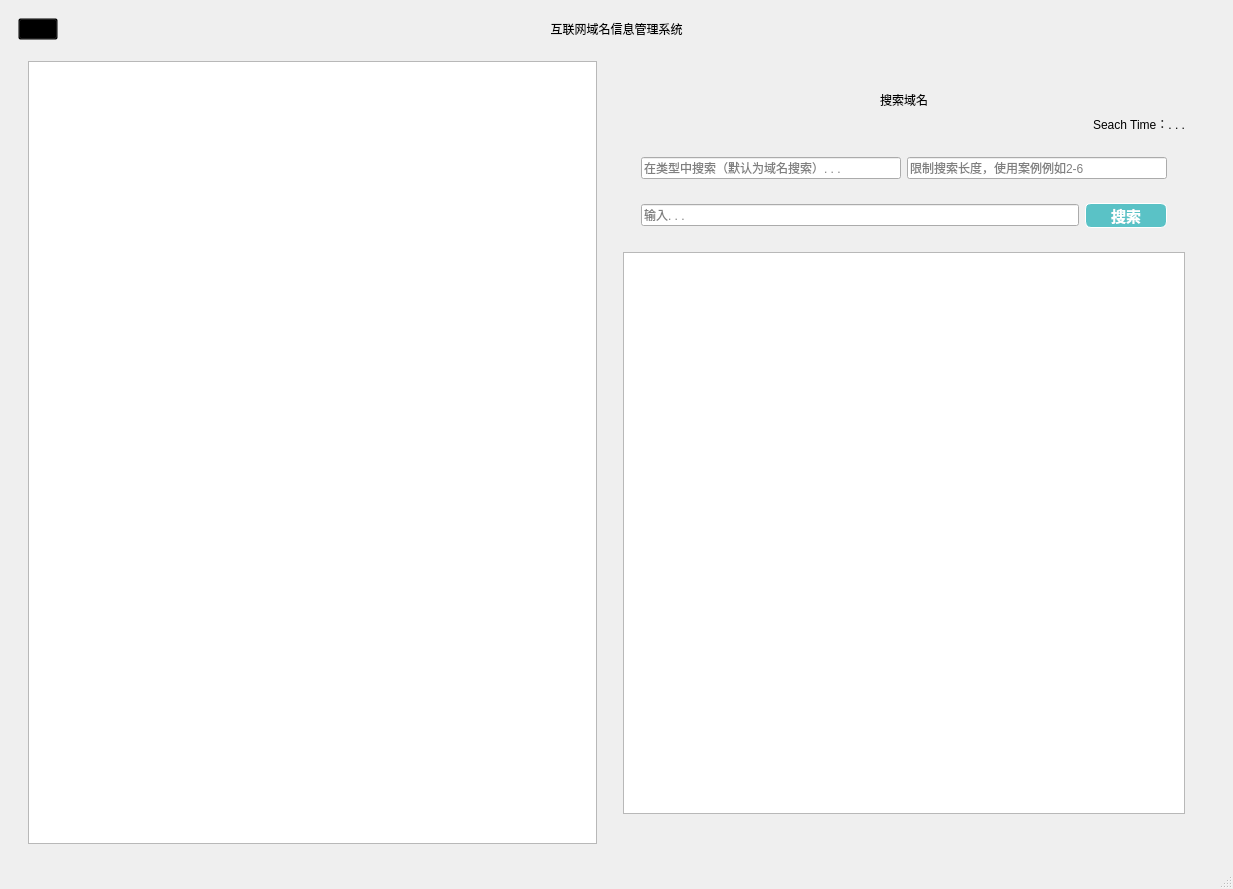
The window that src/IDNIMS.ui (Miki-Riako/Internet-Domain-Name-Information-Management-System) describes before a commit, drawn with Qt 5.
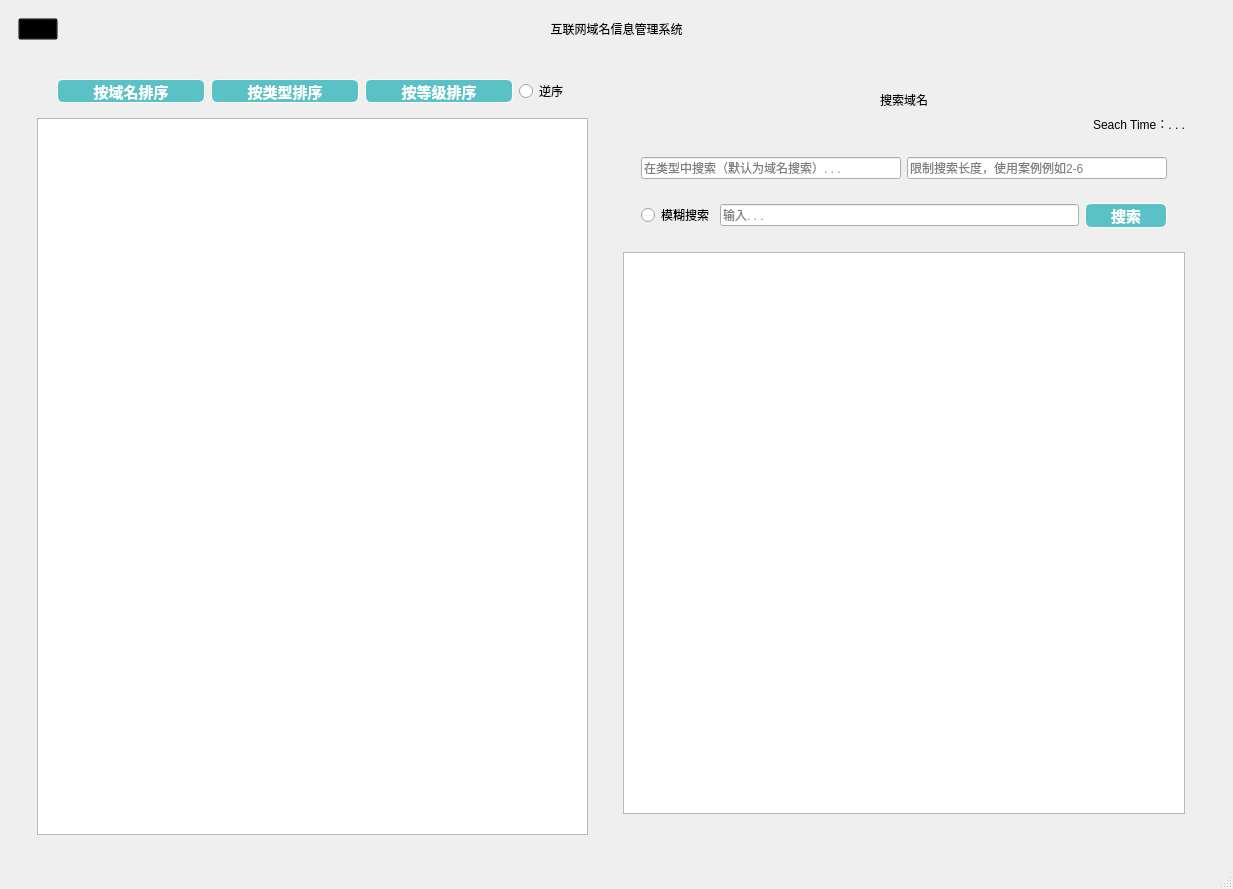
The same window after the commit. The open tabs and pages were chosen to show the change. Icons and pictures are not drawn. Custom widgets are drawn as their Qt base class.

Commit message: add sort functions

Patch:
```diff
--- a/src/IDNIMS.ui
+++ b/src/IDNIMS.ui
@@ -141,10 +141,164 @@
           <number>5</number>
          </property>
          <item>
-          <widget class="QTableWidget" name="tableWidget">
-           <property name="styleSheet">
-            <string notr="true"/>
+          <widget class="QWidget" name="widget_17" native="true">
+           <property name="minimumSize">
+            <size>
+             <width>0</width>
+             <height>0</height>
+            </size>
            </property>
+           <layout class="QVBoxLayout" name="verticalLayout_16">
+            <item>
+             <widget class="QWidget" name="widget_18" native="true">
+              <property name="minimumSize">
+               <size>
+                <width>100</width>
+                <height>0</height>
+               </size>
+              </property>
+              <layout class="QHBoxLayout" name="horizontalLayout_8" stretch="3,3,3,1">
+               <property name="leftMargin">
+                <number>20</number>
+               </property>
+               <property name="rightMargin">
+                <number>20</number>
+               </property>
+               <item>
+                <widget class="QPushButton" name="nameSortButton">
+                 <property name="minimumSize">
+                  <size>
+                   <width>82</width>
+                   <height>20</height>
+                  </size>
+                 </property>
+                 <property name="cursor">
+                  <cursorShape>PointingHandCursor</cursorShape>
+                 </property>
+                 <property name="styleSheet">
+                  <string notr="true">QPushButton {
+	border: 0.5px solid white;
+	border-radius: 6px;
+	background-color: rgb(90, 194, 198);
+	min-width: 80px;
+	font-family: &quot;Times New Roman&quot;;
+	font-size: 11pt;
+	font-weight: bold;
+	color: white;
+}
+
+QPushButton:hover {
+	border: 0.5px solid white;
+	border-radius: 6px;
+	background-color: #1fab89;
+	min-width: 80px;
+	font-family: &quot;Times New Roman&quot;;
+	font-size: 10pt;
+	font-weight: bold;
+	color: white;
+}</string>
+                 </property>
+                 <property name="text">
+                  <string>按域名排序</string>
+                 </property>
+                </widget>
+               </item>
+               <item>
+                <widget class="QPushButton" name="typeSortButton">
+                 <property name="minimumSize">
+                  <size>
+                   <width>82</width>
+                   <height>20</height>
+                  </size>
+                 </property>
+                 <property name="cursor">
+                  <cursorShape>PointingHandCursor</cursorShape>
+                 </property>
+                 <property name="styleSheet">
+                  <string notr="true">QPushButton {
+	border: 0.5px solid white;
+	border-radius: 6px;
+	background-color: rgb(90, 194, 198);
+	min-width: 80px;
+	font-family: &quot;Times New Roman&quot;;
+	font-size: 11pt;
+	font-weight: bold;
+	color: white;
+}
+
+QPushButton:hover {
+	border: 0.5px solid white;
+	border-radius: 6px;
+	background-color: #1fab89;
+	min-width: 80px;
+	font-family: &quot;Times New Roman&quot;;
+	font-size: 10pt;
+	font-weight: bold;
+	color: white;
+}</string>
+                 </property>
+                 <property name="text">
+                  <string>按类型排序</string>
+                 </property>
+                </widget>
+               </item>
+               <item>
+                <widget class="QPushButton" name="levelSortButton">
+                 <property name="minimumSize">
+                  <size>
+                   <width>82</width>
+                   <height>20</height>
+                  </size>
+                 </property>
+                 <property name="cursor">
+                  <cursorShape>PointingHandCursor</cursorShape>
+                 </property>
+                 <property name="styleSheet">
+                  <string notr="true">QPushButton {
+	border: 0.5px solid white;
+	border-radius: 6px;
+	background-color: rgb(90, 194, 198);
+	min-width: 80px;
+	font-family: &quot;Times New Roman&quot;;
+	font-size: 11pt;
+	font-weight: bold;
+	color: white;
+}
+
+QPushButton:hover {
+	border: 0.5px solid white;
+	border-radius: 6px;
+	background-color: #1fab89;
+	min-width: 80px;
+	font-family: &quot;Times New Roman&quot;;
+	font-size: 10pt;
+	font-weight: bold;
+	color: white;
+}</string>
+                 </property>
+                 <property name="text">
+                  <string>按等级排序</string>
+                 </property>
+                </widget>
+               </item>
+               <item>
+                <widget class="QRadioButton" name="sortRadio">
+                 <property name="text">
+                  <string>逆序</string>
+                 </property>
+                </widget>
+               </item>
+              </layout>
+             </widget>
+            </item>
+            <item>
+             <widget class="QTableWidget" name="tableWidget">
+              <property name="styleSheet">
+               <string notr="true"/>
+              </property>
+             </widget>
+            </item>
+           </layout>
           </widget>
          </item>
          <item>
@@ -712,6 +866,13 @@
                 <item>
                  <widget class="QWidget" name="widget_12" native="true">
                   <layout class="QHBoxLayout" name="horizontalLayout_9">
+                   <item>
+                    <widget class="QRadioButton" name="searchRadio">
+                     <property name="text">
+                      <string>模糊搜索</string>
+                     </property>
+                    </widget>
+                   </item>
                    <item>
                     <widget class="QtMaterialAutoComplete" name="searchLineEdit">
                      <property name="echoMode">
```
Left out of the diff: 3 changed lines with no effect on the pictures. The commit also changes 2 other files.
